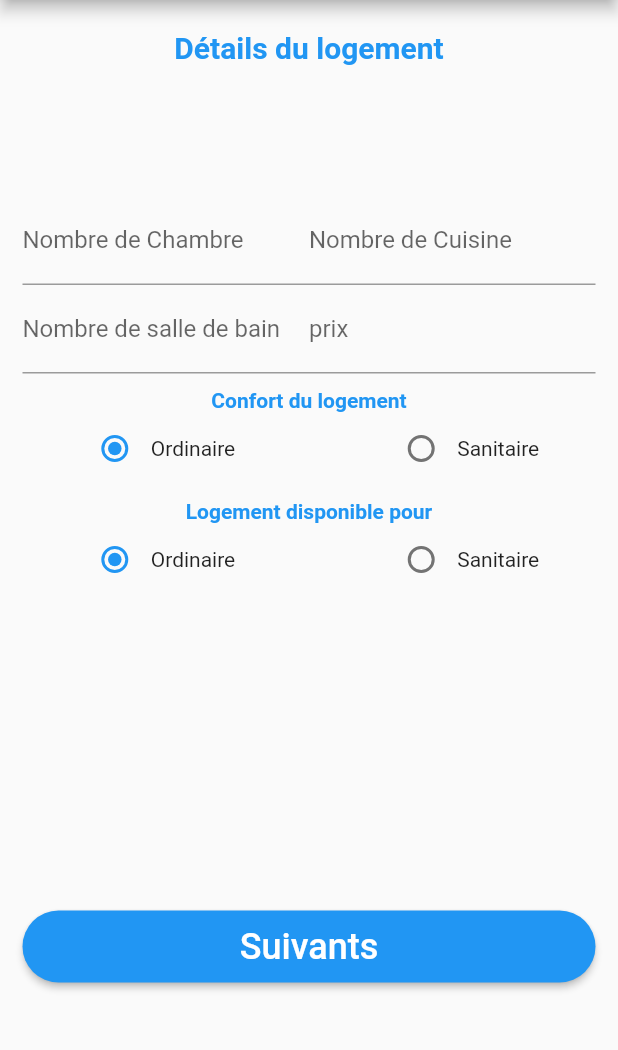
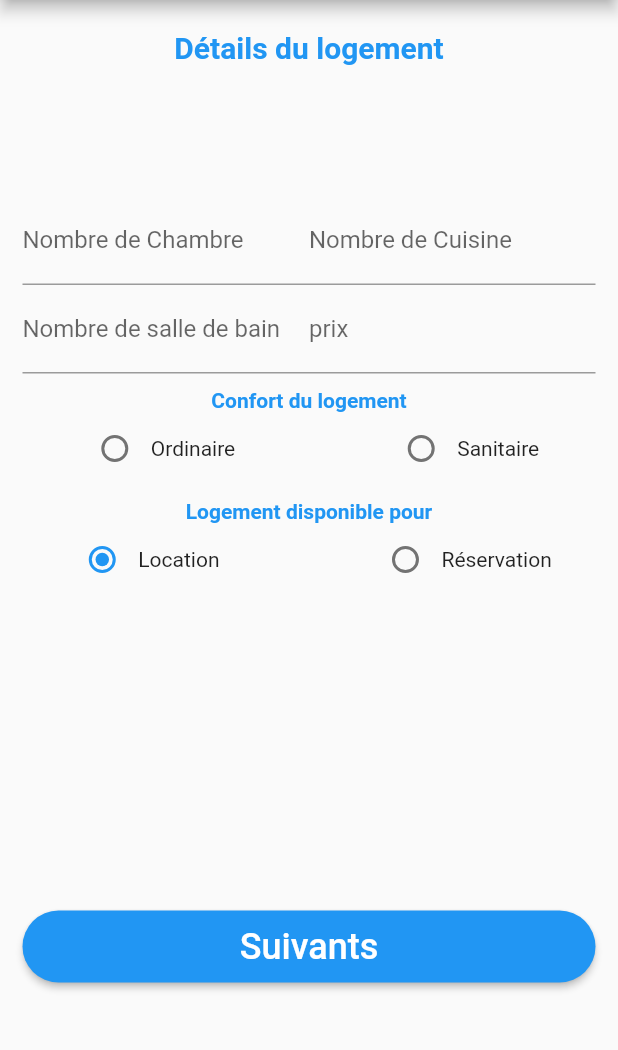
Before and after one commit to cyrDominicytos/Hohaya, a Flutter app: the CreerGites screen opened by its route, on a phone screen of 412 x 824 dp, the part 84-1134 px from its top. Run offline on Flutter 3.47's test engine with Material 2 defaults, Android fonts, the phone set to English and light mode, and no system bars; our stand-ins replace image_picker, simple_animations.

```diff
--- a/lib/proprietaire/CreerGites.dart
+++ b/lib/proprietaire/CreerGites.dart
@@ -14,15 +14,10 @@ class _CreerGitesState extends State<CreerGites> {
   List<String> _logementCategorie = <String>['Ordinaire', 'Sanitaire'];
 
   //Radio button manager
-  int _radioValue = 0;
+  int _radioValue,
+      _radioValue2 = 0;
 
-  void _handleRadioValueChange(int value) {
-    setState(() {
-      _radioValue = value;
-    });
 
-    print(value);
-  }
 
   @override
   Widget build(BuildContext context) {
@@ -113,7 +108,7 @@ class _CreerGitesState extends State<CreerGites> {
                         ),
                         keyboardType: TextInputType.number),
                   )
-
+                  ,
                 ],
               ),
               Row(
@@ -179,18 +174,18 @@ class _CreerGitesState extends State<CreerGites> {
                 children: <Widget>[
                   new Radio(
                     value: 0,
-                    groupValue: _radioValue,
-                    onChanged: _handleRadioValueChange,
+                    groupValue: _radioValue2,
+                    onChanged: _handleRadioValueChange2,
                   ),
-                  new Text('Ordinaire'),
+                  new Text('Location'),
                   SizedBox(width: 100.0),
 
                   new Radio(
                     value: 1,
-                    groupValue: _radioValue,
-                    onChanged: _handleRadioValueChange,
+                    groupValue: _radioValue2,
+                    onChanged: _handleRadioValueChange2,
                   ),
-                  new Text('Sanitaire'),
+                  new Text('Réservation'),
                 ],
               ),
 
@@ -232,4 +227,18 @@ class _CreerGitesState extends State<CreerGites> {
           ),
         ));
   }
+
+  void _handleRadioValueChange2(int value) {
+    setState(() {
+      _radioValue2 = value;
+    });
+  }
+
+  void _handleRadioValueChange(int value) {
+    setState(() {
+      _radioValue = value;
+    });
+
+    print(value);
+  }
 }
--- a/lib/screen/RouteGenerator.dart
+++ b/lib/screen/RouteGenerator.dart
@@ -1,7 +1,6 @@
 import 'package:flutter/material.dart';
 import 'package:hohaya/proprietaire/CreerGites.dart';
 import 'package:hohaya/proprietaire/CreerGitesPage2.dart';
-import 'package:hohaya/proprietaire/Location.dart';
 import 'package:hohaya/proprietaire/MesPublications.dart';
 import 'package:hohaya/screen/HomeLast.dart';
 import 'package:hohaya/screen/Loginform.dart';
@@ -76,14 +75,6 @@ class RouteGenerator{
         return MaterialPageRoute(
             builder: (_) => QuickSearchPage()
         );
-      case "/Location" :
-        if (args is int)
-          return MaterialPageRoute(
-            builder: (_) => Location(),
-          );
-        return MaterialPageRoute(
-            builder: (_) => Location()
-        );
 
       case "/CreerGitesPage2" :
         if (args is int)
--- a/pubspec.yaml
+++ b/pubspec.yaml
@@ -21,7 +21,6 @@ dependencies:
     sdk: flutter
   simple_animations: ^1.3.8
   font_awesome_flutter: ^8.2.8
-  google_maps_flutter: ^0.5.27+3
   image_picker: ^0.6.6+4
 
 
```
Also changed, not shown: lib/proprietaire/CreerGitesPage2.dart (+15 -5 lines), lib/proprietaire/Location.dart (deleted, +0 -47 lines), pubspec.lock.
